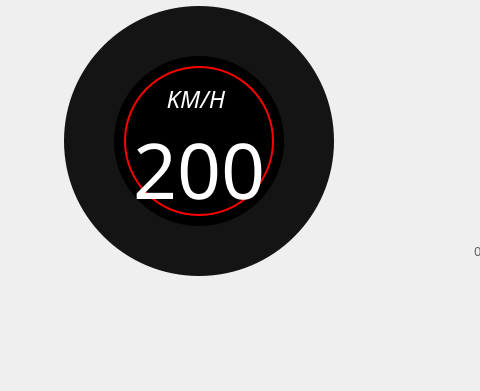
Qt form GUI_WIDGETS/Dashboard/dashboard.ui (PortiESP/PortiOS) before a commit; both pictures show x 0 to 480 and y 89 to 480 of the 800 by 480 pixel window.
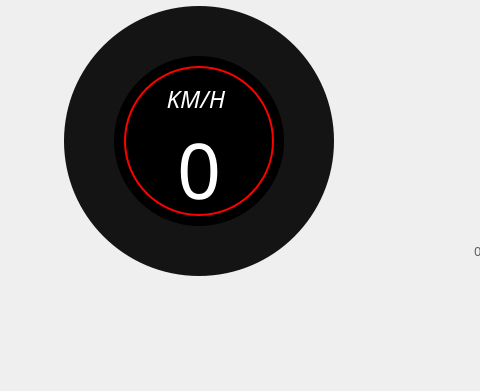
The same form after that commit. Icons and pictures are not drawn.

Patch:
```diff
--- a/GUI_WIDGETS/Dashboard/dashboard.ui
+++ b/GUI_WIDGETS/Dashboard/dashboard.ui
@@ -184,7 +184,7 @@
            </font>
           </property>
           <property name="text">
-           <string>200</string>
+           <string>0</string>
           </property>
           <property name="alignment">
            <set>Qt::AlignHCenter|Qt::AlignTop</set>
```
